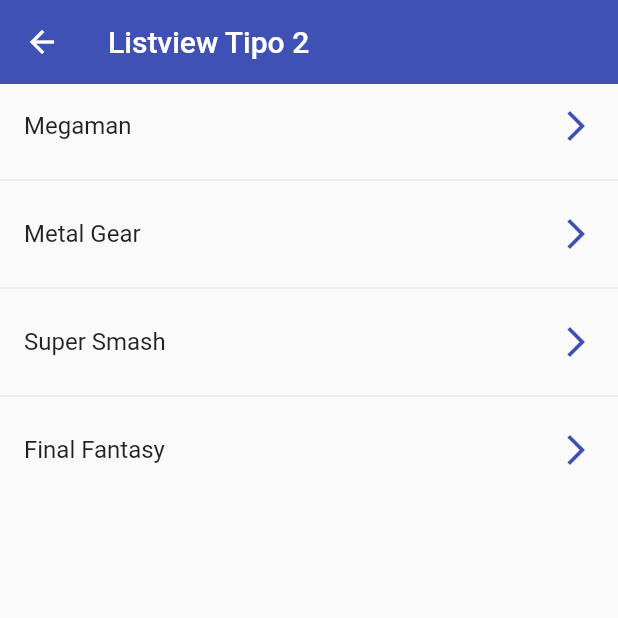
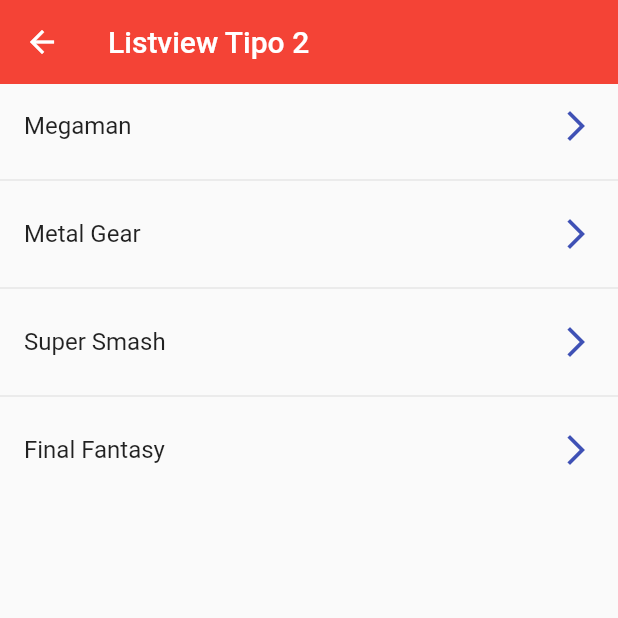
Before and after one commit to AlexisMantecon/flutter_components, a Flutter app: the ListView2Screen screen opened by its route, on a phone screen of 412 x 824 dp, the top half of it. Run offline on Flutter 3.47's test engine with Material 2 defaults, Android fonts, the phone set to English and light mode, and no system bars; network calls fail.

Commit message:
curso - video - 80

```diff
--- /dev/null
+++ b/lib/models/menu_option.dart
@@ -0,0 +1,15 @@
+import 'package:flutter/material.dart' show IconData, Widget;
+
+class MenuOption {
+  final String route;
+  final IconData icon;
+  final String name;
+  final Widget screen;
+
+  MenuOption({
+      required this.route,
+      required this.icon,
+      required this.name,
+      required this.screen
+  });
+}
--- /dev/null
+++ b/lib/models/models.dart
@@ -0,0 +1 @@
+export 'package:flutter_components/models/menu_option.dart';
--- /dev/null
+++ b/lib/router/app_routes.dart
@@ -0,0 +1,60 @@
+import 'package:flutter_components/models/models.dart';
+import 'package:flutter_components/screens/screens.dart';
+import 'package:flutter/material.dart';
+
+class AppRoutes {
+  static const initialRoute = "home";
+
+  static final menuOptions = <MenuOption>[
+    MenuOption(
+        route: "home",
+        name: "Home Screen",
+        screen: const HomeScreen(),
+        icon: Icons.home_max_sharp),
+    MenuOption(
+        route: "listview1",
+        name: "Listview tipo 1",
+        screen: const ListView1Screen(),
+        icon: Icons.list_alt),
+    MenuOption(
+        route: "listview2",
+        name: "Listview tipo 2",
+        screen: const ListView2Screen(),
+        icon: Icons.list),
+    MenuOption(
+        route: "alert",
+        name: "Alertas",
+        screen: const AlertScreen(),
+        icon: Icons.add_alert_outlined),
+    MenuOption(
+        route: "card",
+        name: "Card Screen",
+        screen: const CardScreen(),
+        icon: Icons.credit_card)
+  ];
+
+  static Map<String, Widget Function(BuildContext)> getAppRoutes() {
+    Map<String, Widget Function(BuildContext)> appRoutes = {};
+
+    for (final options in menuOptions) {
+      appRoutes
+          .addAll({options.route: (BuildContext context) => options.screen});
+    }
+
+    return appRoutes;
+  }
+
+  /// static Map<String, Widget Function(BuildContext)> routes = {
+  ///   'home': (BuildContext context) => const HomeScreen(),
+  ///   'listview1': (BuildContext context) => const ListView1Screen(),
+  ///   'listview2': (BuildContext context) => const ListView2Screen(),
+  ///   'alert': (BuildContext context) => const AlertScreen(),
+  ///   'card': (BuildContext context) => const CardScreen()
+  /// };
+
+  static Route<dynamic> onGenerateRoute(RouteSettings settings) {
+    return MaterialPageRoute(
+      builder: (context) => const AlertScreen(),
+    );
+  }
+}
--- a/lib/screens/listview2_screen.dart
+++ b/lib/screens/listview2_screen.dart
@@ -10,9 +10,7 @@ class ListView2Screen extends StatelessWidget {
   Widget build(BuildContext context) {
     return Scaffold(
       appBar: AppBar(
-        title: const Text("Listview Tipo 2"),
-        elevation: 0,
-        backgroundColor: Colors.indigo,
+        title: const Text("Listview Tipo 2")
       ),
       body: ListView.separated(
         itemCount: options.length,
--- /dev/null
+++ b/lib/theme/app_theme.dart
@@ -0,0 +1,40 @@
+import 'package:flutter/material.dart';
+
+class AppTheme {
+  static const Color primary = Colors.red;
+
+  static final ThemeData lightTheme = ThemeData.light().copyWith(
+
+      /// Color primario
+      primaryColor: primary,
+
+      /// AppBar Theme
+      appBarTheme: const AppBarTheme(color: primary, elevation: 0),
+
+      ///TextButton Theme
+      textButtonTheme: TextButtonThemeData(
+          style: TextButton.styleFrom(foregroundColor: primary)),
+
+      ///FloatingActionButtons
+      floatingActionButtonTheme:
+          const FloatingActionButtonThemeData(backgroundColor: primary,elevation: 5),
+
+      ///ElevatedButton
+      elevatedButtonTheme: ElevatedButtonThemeData(style: ElevatedButton.styleFrom(
+        backgroundColor: primary,
+        shape: const StadiumBorder(),
+        elevation: 0
+      ))
+);
+
+
+  ///Darktheme
+  static final ThemeData darkTheme = ThemeData.dark().copyWith(
+
+      /// Color primario
+      primaryColor: primary,
+
+      /// AppBar Theme
+      appBarTheme: const AppBarTheme(color: primary, elevation: 0),
+      scaffoldBackgroundColor: Colors.black);
+}
--- /dev/null
+++ b/lib/widgets/widgets.dart
@@ -0,0 +1,2 @@
+export 'package:flutter_components/widgets/custom_card_type_1.dart';
+export 'package:flutter_components/widgets/custom_card_type_2.dart';
--- a/pubspec.yaml
+++ b/pubspec.yaml
@@ -59,8 +59,8 @@ flutter:
   uses-material-design: true
 
   # To add assets to your application, add an assets section, like this:
-  # assets:
-  #   - images/a_dot_burr.jpeg
+  assets:
+     - assets/
   #   - images/a_dot_ham.jpeg
 
   # An image asset can refer to one or more resolution-specific "variants", see
```
Also changed, not shown: lib/main.dart (+6 -10 lines), lib/screens/alert_screen.dart (+14 -3 lines), lib/screens/card_screen.dart (+28 -6 lines), lib/screens/home_screen.dart (+19 -3 lines), lib/widgets/custom_card_type_1.dart (added, +39 -0 lines), lib/widgets/custom_card_type_2.dart (added, +34 -0 lines), assets/jar-loading.gif (added).
